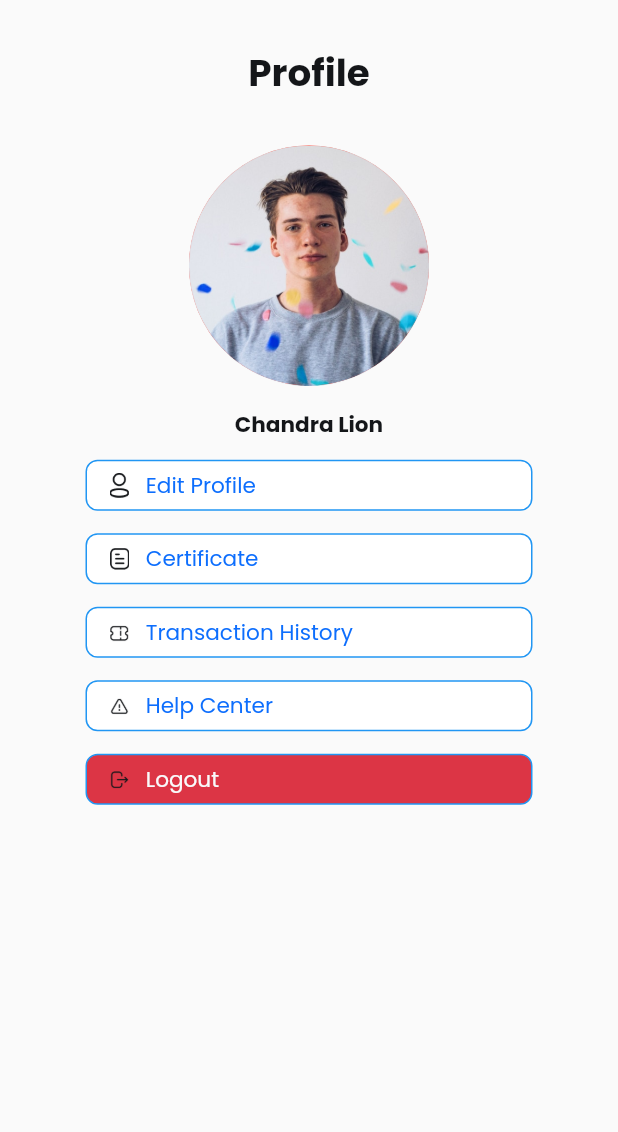
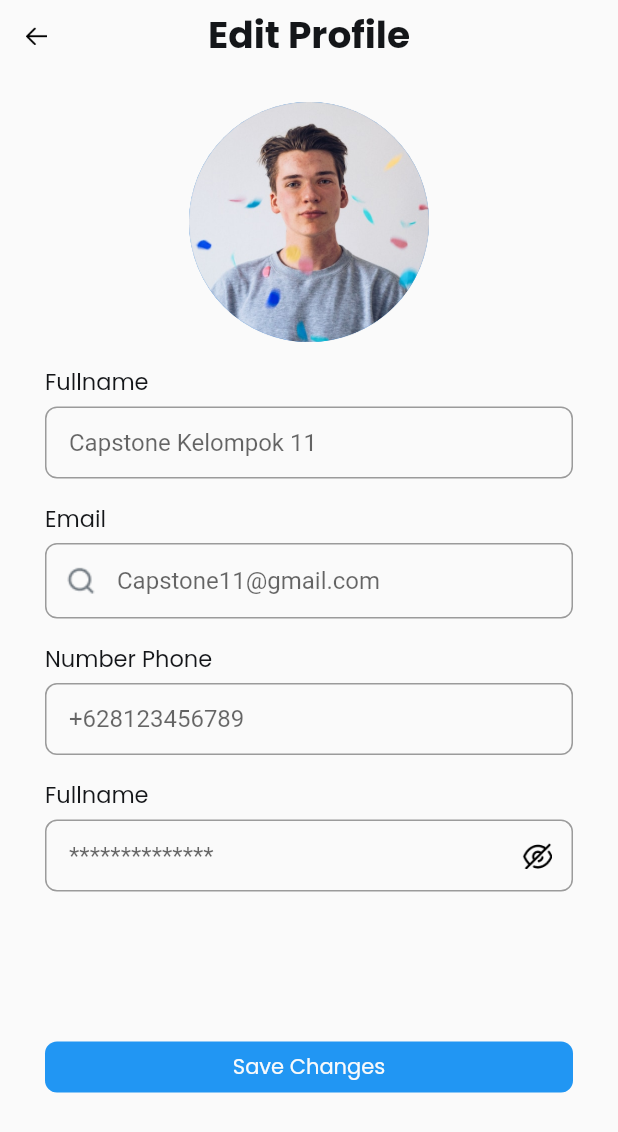
Before and after one commit to 99kairas/capstone_solo, a Flutter app: the ProfileScreen screen opened directly, after a tap on "Edit Profile", on a phone screen of 412 x 824 dp. Shown: the top 1132 px of the screen. Run offline on Flutter 3.47's test engine with Material 2 defaults, Android fonts, the phone set to English and light mode, and no system bars; our stand-ins replace google_fonts.

Commit message:
Menambahkan edit profile'

```diff
--- /dev/null
+++ b/lib/View/screens/edit_profile.screen.dart
@@ -0,0 +1,24 @@
+import 'package:capstone_solo/View/widgets/edit_profile/edit_profile_appbar.dart';
+import 'package:capstone_solo/View/widgets/edit_profile/edit_profile_body.dart';
+import 'package:flutter/material.dart';
+
+class EditProfileScreen extends StatelessWidget {
+  const EditProfileScreen({super.key});
+
+  @override
+  Widget build(BuildContext context) {
+    return const SafeArea(
+      child: Scaffold(
+        body: SingleChildScrollView(
+          child: Column(
+            crossAxisAlignment: CrossAxisAlignment.start,
+            children: [
+              EditProfileAppBar(),
+              EditProfileBody(),
+            ],
+          ),
+        ),
+      ),
+    );
+  }
+}
--- /dev/null
+++ b/lib/View/widgets/edit_profile/edit_profile_appbar.dart
@@ -0,0 +1,43 @@
+import 'package:capstone_solo/View/theme/theme.dart';
+import 'package:flutter/material.dart';
+
+class EditProfileAppBar extends StatelessWidget {
+  const EditProfileAppBar({super.key});
+
+  @override
+  Widget build(BuildContext context) {
+    return Column(
+      children: [
+        Stack(
+          children: [
+            IconButton(
+              onPressed: () {
+                Navigator.pop(context);
+              },
+              icon: Image.asset(
+                'assets/icon/ic_arrow_left.png',
+                width: 14,
+                height: 17,
+              ),
+            ),
+            Padding(
+              padding: const EdgeInsets.only(top: 5),
+              child: Center(
+                child: Text(
+                  'Edit Profile',
+                  style: blackTextStyle.copyWith(
+                      fontSize: 25, fontWeight: FontWeight.w700),
+                ),
+              ),
+            ),
+          ],
+        ),
+        const SizedBox(height: 20),
+        CircleAvatar(
+          radius: 80,
+          child: Image.asset('assets/images/img_profile.png'),
+        ),
+      ],
+    );
+  }
+}
--- /dev/null
+++ b/lib/View/widgets/edit_profile/edit_profile_body.dart
@@ -0,0 +1,91 @@
+import 'package:capstone_solo/View/theme/theme.dart';
+import 'package:flutter/material.dart';
+
+class EditProfileBody extends StatelessWidget {
+  const EditProfileBody({super.key});
+
+  @override
+  Widget build(BuildContext context) {
+    return Padding(
+      padding: const EdgeInsets.symmetric(horizontal: 30),
+      child: Column(
+        children: [
+          textFormFieldWidget(
+            title: 'Fullname',
+            hintText: 'Capstone Kelompok 11',
+          ),
+          textFormFieldWidget(
+            title: 'Email',
+            hintText: 'Capstone11@gmail.com',
+            prefixIcon: Image.asset('assets/icon/ic_search.png'),
+          ),
+          textFormFieldWidget(
+            title: 'Number Phone',
+            hintText: '+628123456789',
+          ),
+          textFormFieldWidget(
+            title: 'Fullname',
+            hintText: '**************',
+            suffixIcon: IconButton(
+              onPressed: () {},
+              icon: Image.asset(
+                'assets/icon/ic_hide.png',
+                width: 20,
+                height: 20,
+              ),
+            ),
+          ),
+          const SizedBox(height: 100),
+          InkWell(
+            onTap: () {},
+            child: Container(
+              width: double.infinity,
+              height: 34,
+              decoration: BoxDecoration(
+                  borderRadius: BorderRadius.circular(8), color: Colors.blue),
+              child: Center(
+                  child: Text(
+                'Save Changes',
+                style: whiteTextStyle,
+              )),
+            ),
+          ),
+          SizedBox(height: MediaQuery.of(context).size.height * 0.1),
+        ],
+      ),
+    );
+  }
+
+  Widget textFormFieldWidget({
+    required String title,
+    required String hintText,
+    Widget? prefixIcon,
+    Widget? suffixIcon,
+  }) {
+    return Column(
+      crossAxisAlignment: CrossAxisAlignment.start,
+      children: [
+        const SizedBox(height: 15),
+        Text(
+          title,
+          style: blackTextStyle.copyWith(
+            fontSize: 15,
+            fontWeight: FontWeight.w400,
+          ),
+        ),
+        const SizedBox(height: 5),
+        TextFormField(
+          decoration: InputDecoration(
+            prefixIcon: prefixIcon,
+            suffixIcon: suffixIcon,
+            contentPadding: const EdgeInsets.only(left: 16),
+            hintText: hintText,
+            border: OutlineInputBorder(
+              borderRadius: BorderRadius.circular(8),
+            ),
+          ),
+        ),
+      ],
+    );
+  }
+}
--- a/lib/View/widgets/profile/profile_appbar.dart
+++ b/lib/View/widgets/profile/profile_appbar.dart
@@ -20,7 +20,6 @@ class ProfileAppBar extends StatelessWidget {
             ),
           ),
           CircleAvatar(
-            backgroundColor: Colors.red,
             radius: 80,
             child: Image.asset('assets/images/img_profile.png'),
           ),
--- a/lib/View/widgets/profile/profile_body.dart
+++ b/lib/View/widgets/profile/profile_body.dart
@@ -1,3 +1,4 @@
+import 'package:capstone_solo/View/screens/edit_profile.screen.dart';
 import 'package:capstone_solo/View/theme/theme.dart';
 import 'package:flutter/material.dart';
 
@@ -11,7 +12,13 @@ class ProfileBody extends StatelessWidget {
       child: Column(
         children: [
           buttonWidget(
-              onTap: () {},
+              onTap: () {
+                Navigator.push(
+                    context,
+                    MaterialPageRoute(
+                      builder: (context) => const EditProfileScreen(),
+                    ));
+              },
               image: 'assets/icon/ic_profile.png',
               title: 'Edit Profile',
               textColor: blueTextStyle.copyWith(fontSize: 14.4)),
@@ -52,7 +59,7 @@ class ProfileBody extends StatelessWidget {
     return Padding(
       padding: const EdgeInsets.only(bottom: 15),
       child: InkWell(
-        onTap: () {},
+        onTap: onTap,
         child: Container(
           width: double.infinity,
           height: 34,
```
Also changed, not shown: assets/icon/ic_arrow_left.png (added), assets/icon/ic_hide.png (added), assets/icon/ic_search.png (added).
